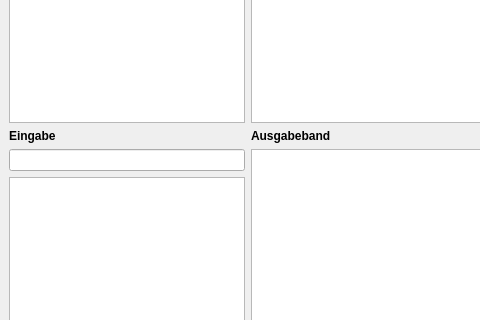
This is ui/MainWindow.ui in Funzinator/von-neumann-emulator as Qt 5 draws it before an edit; both pictures show x 0 to 480 and y 163 to 483 of the 853 by 682 pixel window. The edited form follows.
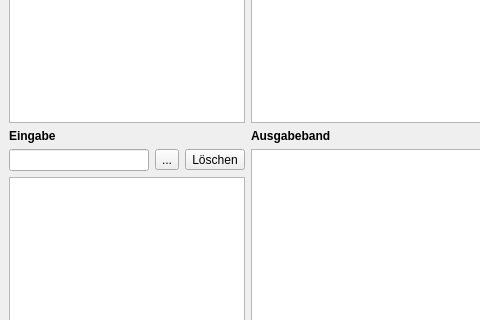
This is the edited form. Icons and pictures are not drawn.

Commit message: Knopf zum Leeren des Eingabebandes und Datei->Neu implementiert.

Patch:
```diff
--- a/ui/MainWindow.ui
+++ b/ui/MainWindow.ui
@@ -84,7 +84,25 @@
                </widget>
               </item>
               <item>
-               <widget class="QLineEdit" name="lineEditInput" />
+               <layout class="QHBoxLayout" name="InputCrtlLayout" >
+                <item>
+                 <widget class="QLineEdit" name="lineEditInput" />
+                </item>
+                <item>
+                 <widget class="QToolButton" name="toolBtnOpenInput" >
+                  <property name="text" >
+                   <string>...</string>
+                  </property>
+                 </widget>
+                </item>
+                <item>
+                 <widget class="QToolButton" name="toolBtnClearInput" >
+                  <property name="text" >
+                   <string>Löschen</string>
+                  </property>
+                 </widget>
+                </item>
+               </layout>
               </item>
               <item>
                <widget class="QListWidget" name="listWidgetInput" />
```
The commit also changes 2 other files.
